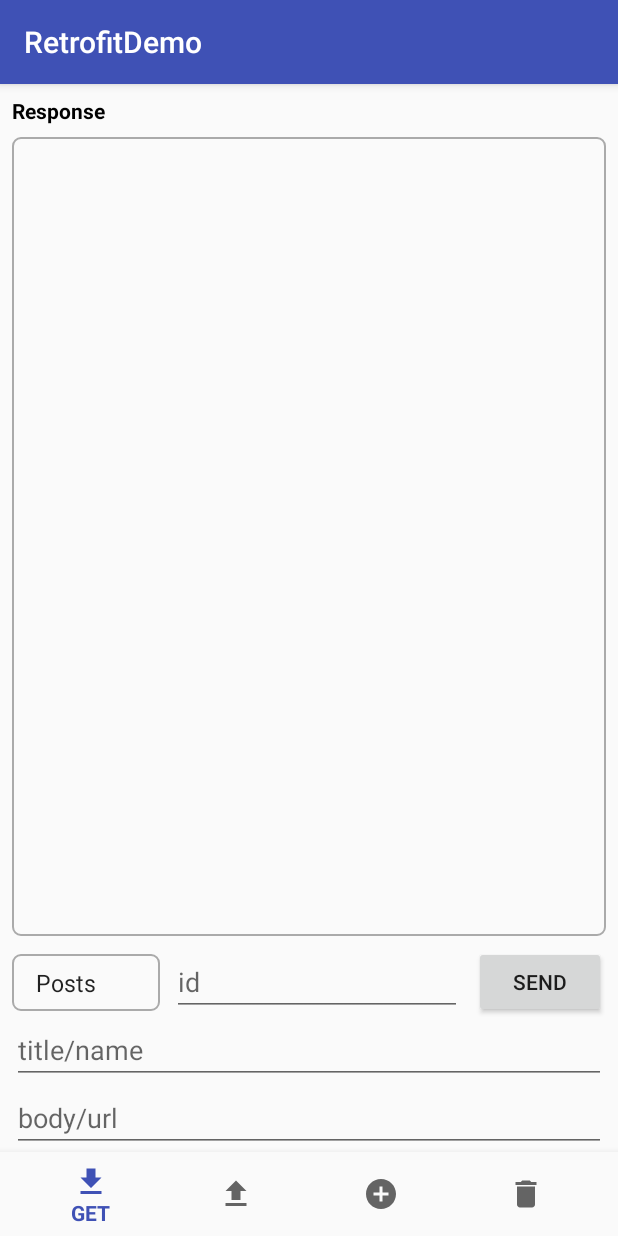
After one commit to chenmingtw/RetrofitDemo, an Android app: the fragment PatchFragment placed in its activity, on a phone screen of 412 x 824 dp. The commit adds this screen. Run offline under Robolectric (Android 15) with nearby library versions, the phone set to English and light mode, and no system bars.

Commit message:
Add PATCH feature.

```diff
--- a/app/src/main/java/org/chenming/retrofitdemo/MainActivity.java
+++ b/app/src/main/java/org/chenming/retrofitdemo/MainActivity.java
@@ -17,6 +17,7 @@ public class MainActivity extends AppCompatActivity {
     Fragment showingFragment;
     GetFragment getFragment;
     PostFragment postFragment;
+    PatchFragment patchFragment;
     DeleteFragment deleteFragment;
 
     BottomNavigationView bottomNavigationView;
@@ -30,6 +31,7 @@ public class MainActivity extends AppCompatActivity {
         showingFragment = new Fragment();
         getFragment = new GetFragment();
         postFragment = new PostFragment();
+        patchFragment = new PatchFragment();
         deleteFragment = new DeleteFragment();
 
         bottomNavigationView = findViewById(R.id.bottomNavigation);
@@ -42,6 +44,9 @@ public class MainActivity extends AppCompatActivity {
                         return true;
                     case R.id.navigation_post:
                         switchFragment(postFragment);
+                        return true;
+                    case R.id.navigation_patch:
+                        switchFragment(patchFragment);
                         return true;
                     case R.id.navigation_delete:
                         switchFragment(deleteFragment);
--- a/app/src/main/java/org/chenming/retrofitdemo/model/MyAPIService.java
+++ b/app/src/main/java/org/chenming/retrofitdemo/model/MyAPIService.java
@@ -1,11 +1,16 @@
 package org.chenming.retrofitdemo.model;
 
 import java.util.List;
+import java.util.Map;
 
 import retrofit2.Call;
 import retrofit2.http.Body;
 import retrofit2.http.DELETE;
+import retrofit2.http.Field;
+import retrofit2.http.FieldMap;
+import retrofit2.http.FormUrlEncoded;
 import retrofit2.http.GET;
+import retrofit2.http.PATCH;
 import retrofit2.http.POST;
 import retrofit2.http.Path;
 import retrofit2.http.Query;
@@ -45,6 +50,18 @@ public interface MyAPIService {
     @POST("comments")           // 用@Body表示要傳送Body資料
     Call<Comments> postComments(@Body Comments comments);
 
+    @FormUrlEncoded
+    @PATCH("albums/{id}")
+    Call<Albums> patchAlbums(@Path("id") int id, @Field("title") String title);
+
+    @FormUrlEncoded
+    @PATCH("posts/{id}")
+    Call<Posts> patchPosts(@Path("id") int id, @FieldMap Map<String, String> map);
+
+    @FormUrlEncoded
+    @PATCH("comments/{id}")
+    Call<Comments> patchComments(@Path("id") int id, @FieldMap Map<String, String> map);
+
     @DELETE("albums/{id}")
     Call<Albums> delAlbumsById(@Path("id") int id);
 
--- /dev/null
+++ b/app/src/main/res/drawable/ic_add_circle_black_24dp.xml
@@ -0,0 +1,9 @@
+<vector xmlns:android="http://schemas.android.com/apk/res/android"
+        android:width="24dp"
+        android:height="24dp"
+        android:viewportWidth="24.0"
+        android:viewportHeight="24.0">
+    <path
+        android:fillColor="#FF000000"
+        android:pathData="M12,2C6.48,2 2,6.48 2,12s4.48,10 10,10 10,-4.48 10,-10S17.52,2 12,2zM17,13h-4v4h-2v-4L7,13v-2h4L11,7h2v4h4v2z"/>
+</vector>
--- /dev/null
+++ b/app/src/main/res/layout/fragment_patch.xml
@@ -0,0 +1,97 @@
+<?xml version="1.0" encoding="utf-8"?>
+<android.support.constraint.ConstraintLayout
+    xmlns:android="http://schemas.android.com/apk/res/android"
+    xmlns:app="http://schemas.android.com/apk/res-auto"
+    android:layout_width="match_parent"
+    android:layout_height="match_parent">
+
+    <TextView
+        android:id="@+id/subtitle_response"
+        android:layout_width="wrap_content"
+        android:layout_height="wrap_content"
+        android:layout_marginTop="@dimen/gap_small"
+        android:layout_marginLeft="@dimen/gap_small"
+        android:layout_marginStart="@dimen/gap_small"
+        android:text="@string/subtitle_response"
+        android:textColor="@android:color/black"
+        android:textStyle="bold"
+        app:layout_constraintTop_toTopOf="parent"
+        app:layout_constraintLeft_toLeftOf="parent"/>
+
+    <android.support.v4.widget.NestedScrollView
+        android:id="@+id/scrollView_response"
+        android:layout_width="match_parent"
+        android:layout_height="0dp"
+        android:layout_margin="@dimen/gap_small"
+        android:background="@drawable/shape_logview"
+        android:scrollbars="vertical"
+        app:layout_constraintLeft_toLeftOf="parent"
+        app:layout_constraintRight_toRightOf="parent"
+        app:layout_constraintTop_toBottomOf="@id/subtitle_response"
+        app:layout_constraintBottom_toTopOf="@id/editText_id">
+        <TextView
+            android:id="@+id/textView_response"
+            android:layout_width="match_parent"
+            android:layout_height="match_parent" />
+    </android.support.v4.widget.NestedScrollView>
+
+    <EditText
+        android:id="@+id/editText_id"
+        android:layout_width="0dp"
+        android:layout_height="wrap_content"
+        android:layout_marginLeft="@dimen/gap_small"
+        android:layout_marginRight="@dimen/gap_small"
+        android:hint="@string/text_hint_id"
+        android:inputType="number"
+        app:layout_constraintLeft_toRightOf="@id/spinner_resources"
+        app:layout_constraintRight_toLeftOf="@id/button_send"
+        app:layout_constraintBottom_toTopOf="@id/editText_title"/>
+
+    <Spinner
+        android:id="@+id/spinner_resources"
+        android:layout_width="wrap_content"
+        android:layout_height="wrap_content"
+        android:layout_margin="@dimen/gap_small"
+        android:padding="@dimen/gap_small"
+        android:background="@drawable/shape_logview"
+        android:entries="@array/resources_post"
+        app:layout_constraintLeft_toLeftOf="parent"
+        app:layout_constraintTop_toTopOf="@id/editText_id"
+        app:layout_constraintBottom_toBottomOf="@id/editText_id"/>
+
+    <Button
+        android:id="@+id/button_send"
+        android:layout_width="wrap_content"
+        android:layout_height="wrap_content"
+        android:layout_marginRight="@dimen/gap_small"
+        android:layout_marginEnd="@dimen/gap_small"
+        android:text="@string/btn_send"
+        app:layout_constraintRight_toRightOf="parent"
+        app:layout_constraintTop_toTopOf="@id/editText_id"
+        app:layout_constraintBottom_toBottomOf="@id/editText_id"/>
+
+    <EditText
+        android:id="@+id/editText_title"
+        android:layout_width="0dp"
+        android:layout_height="wrap_content"
+        android:layout_marginLeft="@dimen/gap_small"
+        android:layout_marginRight="@dimen/gap_small"
+        android:hint="@string/text_hint_title_name"
+        android:inputType="text"
+        app:layout_constraintLeft_toLeftOf="parent"
+        app:layout_constraintRight_toRightOf="parent"
+        app:layout_constraintBottom_toTopOf="@id/editText_body_url"/>
+
+    <EditText
+        android:id="@+id/editText_body_url"
+        android:layout_width="0dp"
+        android:layout_height="wrap_content"
+        android:layout_marginLeft="@dimen/gap_small"
+        android:layout_marginRight="@dimen/gap_small"
+        android:hint="@string/text_hint_body_url"
+        android:inputType="text|textUri"
+        app:layout_constraintLeft_toLeftOf="parent"
+        app:layout_constraintRight_toRightOf="parent"
+        app:layout_constraintBottom_toBottomOf="parent"/>
+
+</android.support.constraint.ConstraintLayout>
--- a/app/src/main/res/menu/navigation.xml
+++ b/app/src/main/res/menu/navigation.xml
@@ -12,6 +12,11 @@
         android:title="@string/navigation_post" />
 
     <item
+        android:id="@+id/navigation_patch"
+        android:icon="@drawable/ic_add_circle_black_24dp"
+        android:title="@string/navigation_patch" />
+
+    <item
         android:id="@+id/navigation_delete"
         android:icon="@drawable/ic_delete_black_24dp"
         android:title="@string/navigation_delete" />
```
Also changed, not shown: app/src/main/java/org/chenming/retrofitdemo/PatchFragment.java (added, +202 -0 lines).
